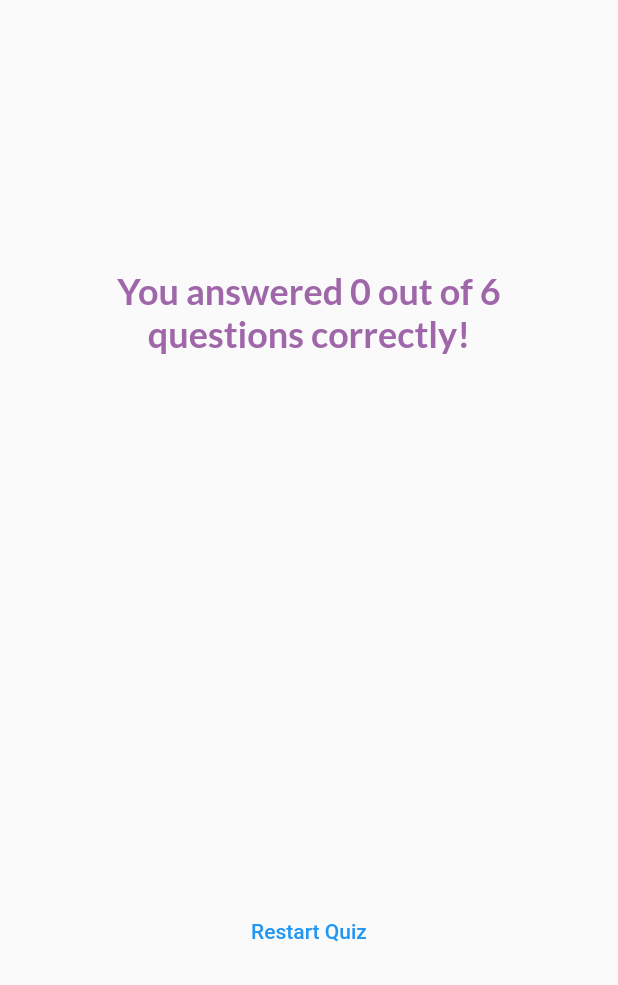
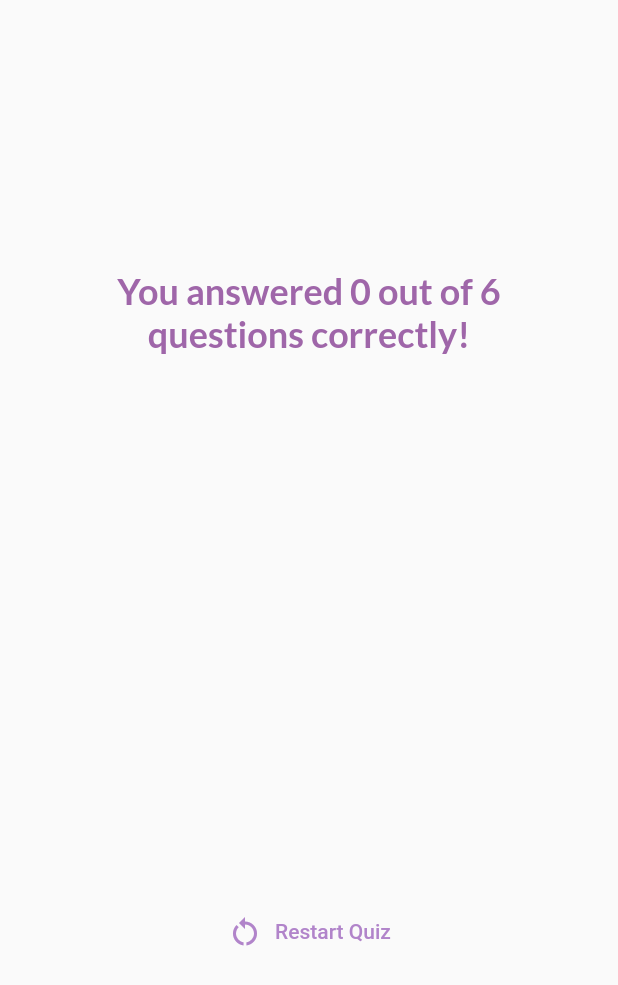
Before and after one commit to tonylifu/quiz_app, a Flutter app: the ResultScreen widget shown alone on an empty page, opened directly with empty values, on a phone screen of 412 x 824 dp. Shown: the top 985 px of the screen. Run offline on Flutter 3.47's test engine with Material 2 defaults, Android fonts, the phone set to English and light mode, and no system bars; our stand-ins replace google_fonts.

Commit message:
enables quiz restart

```diff
--- a/lib/pages/question_summary.dart
+++ b/lib/pages/question_summary.dart
@@ -1,4 +1,6 @@
 import 'package:flutter/material.dart';
+import 'package:google_fonts/google_fonts.dart';
+import 'package:quiz_app/data/questions.dart';
 
 class QuestionSummary extends StatelessWidget {
   final List<Map<String, Object>> summaryData;
@@ -8,23 +10,53 @@ class QuestionSummary extends StatelessWidget {
   @override
   Widget build(BuildContext context) {
     return Container(
+      alignment: Alignment.center,
       height: 300,
       child: SingleChildScrollView(
         child: Column(
           children: summaryData
               .map(
                 (e) => Row(
+                  crossAxisAlignment: CrossAxisAlignment.start,
                   children: [
-                    Text(((e["question_index"] as int) + 1).toString()),
+                    Text(
+                      ((e["question_index"] as int) + 1).toString(),
+                      style: GoogleFonts.lato(
+                        color: const Color.fromARGB(255, 173, 131, 181),
+                        fontSize: 16,
+                        fontWeight: FontWeight.bold,
+                      ),
+                    ),
+                    const SizedBox(
+                      width: 5,
+                    ),
                     Expanded(
                       child: Column(
+                        crossAxisAlignment: CrossAxisAlignment.start,
                         children: [
-                          Text(e["question"] as String),
+                          Text(
+                            e["question"] as String,
+                            style: GoogleFonts.lato(
+                              color: Colors.white,
+                              fontSize: 16,
+                              fontWeight: FontWeight.bold,
+                            ),
+                          ),
                           const SizedBox(
                             height: 5,
                           ),
-                          Text(e["chosen_answer"] as String),
-                          Text(e["correct_answer"] as String),
+                          Text(
+                            e["chosen_answer"] as String,
+                            style: GoogleFonts.abel(
+                              color: const Color.fromARGB(255, 189, 187, 189),
+                            ),
+                          ),
+                          Text(
+                            e["correct_answer"] as String,
+                            style: GoogleFonts.abel(
+                              color: const Color.fromARGB(255, 204, 148, 214),
+                            ),
+                          ),
                         ],
                       ),
                     ),
--- a/lib/pages/quiz.dart
+++ b/lib/pages/quiz.dart
@@ -26,12 +26,17 @@ class _Quiz extends State<Quiz> {
   void choseAnswer(String answer) {
     selectedAnswers.add(answer);
     if (selectedAnswers.length == questions.length) {
-      //todo => go to result screen
       setState(() {
-        //selectedAnswers = [];
         currentScreen = "result-screen";
       });
     }
+  }
+
+  void restartQuiz() {
+    selectedAnswers = [];
+    setState(() {
+      currentScreen = "start-screen";
+    });
   }
 
   @override
@@ -65,6 +70,7 @@ class _Quiz extends State<Quiz> {
         : screenWgt == "result-screen"
             ? ResultScreen(
                 chosenAnswers: selectedAnswers,
+                restartQuiz: restartQuiz,
               )
             : StartScreen(switchScreen);
   }
--- a/lib/pages/result_screen.dart
+++ b/lib/pages/result_screen.dart
@@ -5,8 +5,10 @@ import 'package:quiz_app/pages/util/title_text_widget.dart';
 
 class ResultScreen extends StatelessWidget {
   final List<String> chosenAnswers;
+  final Function() restartQuiz;
 
-  const ResultScreen({required this.chosenAnswers, super.key});
+  const ResultScreen(
+      {required this.restartQuiz, required this.chosenAnswers, super.key});
 
   List<Map<String, Object>> getSummaryData() {
     final List<Map<String, Object>> summaryData = [];
@@ -53,9 +55,13 @@ class ResultScreen extends StatelessWidget {
             const SizedBox(
               height: 30,
             ),
-            TextButton(
-              onPressed: () => {},
-              child: const Text("Restart Quiz"),
+            TextButton.icon(
+              onPressed: restartQuiz,
+              label: const Text("Restart Quiz"),
+              icon: const Icon(Icons.restart_alt),
+              style: TextButton.styleFrom(
+                foregroundColor: const Color.fromARGB(255, 177, 132, 202),
+              ),
             ),
           ],
         ),
```
Also changed, not shown: 1 other file.
